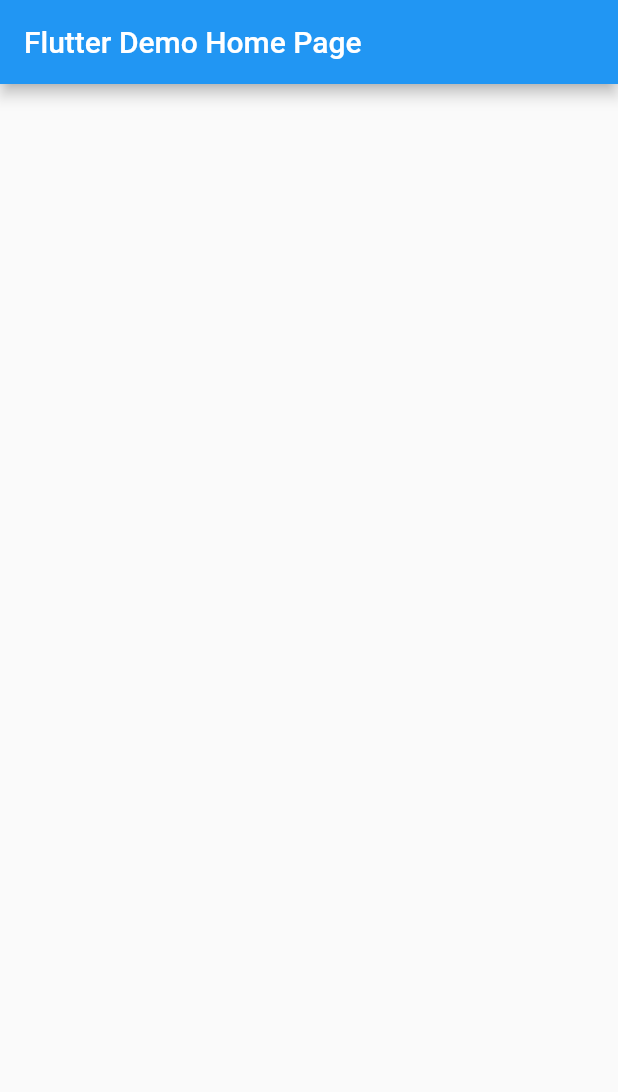
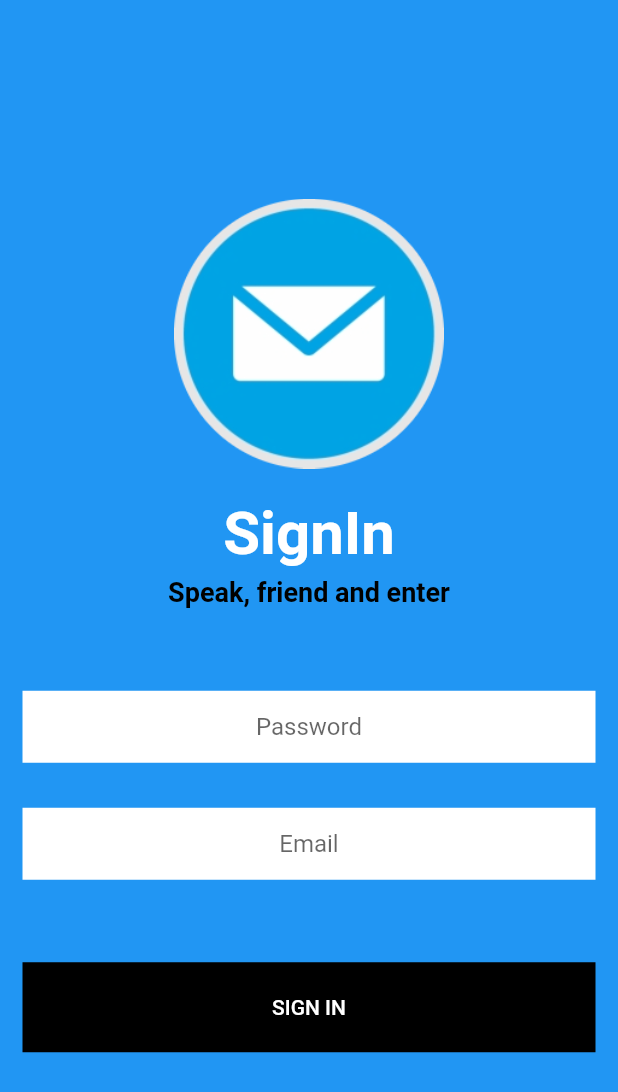
Before and after one commit to TripleT511/btnhom_tuan05, a Flutter app: the screen it shows after launch, on a phone screen of 412 x 824 dp. Shown: the top 1092 px of the screen. Run offline on Flutter 3.47's test engine with Material 2 defaults, Android fonts, the light colour scheme and no system bars.

Commit message:
Update login page

```diff
--- a/lib/main.dart
+++ b/lib/main.dart
@@ -15,31 +15,103 @@
       theme: ThemeData(
         primarySwatch: Colors.blue,
       ),
-      home: const MyHomePage(title: 'Flutter Demo Home Page'),
+      home: const LoginPage(),
     );
   }
 }
 
-class MyHomePage extends StatefulWidget {
-  const MyHomePage({Key? key, required this.title}) : super(key: key);
-
-  final String title;
+class LoginPage extends StatefulWidget {
+  const LoginPage({Key? key}) : super(key: key);
 
   @override
-  State<MyHomePage> createState() => _MyHomePageState();
+  State<LoginPage> createState() => _LoginPagePageState();
 }
 
-class _MyHomePageState extends State<MyHomePage> {
+class _LoginPagePageState extends State<LoginPage> {
   @override
   Widget build(BuildContext context) {
+    Widget _btnLogin = Container(
+      margin: const EdgeInsets.fromLTRB(15.0, 40.0, 15.0, 0),
+      child: TextButton(
+        onPressed: () {},
+        style: TextButton.styleFrom(
+            backgroundColor: Colors.black,
+            padding: const EdgeInsets.all(10.0),
+            minimumSize: const Size(500, 60),
+            shape: const RoundedRectangleBorder(
+                borderRadius: BorderRadius.all(Radius.zero))),
+        child: const Text(
+          "SIGN IN",
+          style: TextStyle(color: Colors.white),
+        ),
+      ),
+    );
+    Widget _logo = Container(
+      padding: const EdgeInsets.only(top: 10.0, bottom: 10.0),
+      child: Image.asset(
+        'images/1.png',
+        width: 180,
+        height: 180,
+        fit: BoxFit.cover,
+      ),
+    );
+    Widget _title = Container(
+      padding: const EdgeInsets.only(top: 10.0, bottom: 5.0),
+      child: const Text(
+        'SignIn',
+        style: TextStyle(
+          color: Colors.white,
+          fontWeight: FontWeight.bold,
+          fontSize: 40.0,
+        ),
+      ),
+    );
+    Widget _title2 = Container(
+      margin: const EdgeInsets.only(bottom: 40),
+      child: const Text(
+        'Speak, friend and enter',
+        style: TextStyle(
+          color: Colors.black,
+          fontWeight: FontWeight.bold,
+          fontSize: 18.0,
+        ),
+      ),
+    );
+    Widget _inputSection = Column(
+      mainAxisAlignment: MainAxisAlignment.center,
+      children: [
+        Container(
+          padding: const EdgeInsets.all(15.0),
+          child: const TextField(
+            textAlign: TextAlign.center,
+            decoration: InputDecoration(
+              filled: true,
+              fillColor: Colors.white,
+              border: InputBorder.none,
+              hintText: 'Password',
+            ),
+          ),
+        ),
+        Container(
+          padding: const EdgeInsets.all(15.0),
+          child: const TextField(
+            textAlign: TextAlign.center,
+            decoration: InputDecoration(
+              filled: true,
+              fillColor: Colors.white,
+              border: InputBorder.none,
+              hintText: 'Email',
+            ),
+          ),
+        ),
+      ],
+    );
     return Scaffold(
-      appBar: AppBar(
-        title: Text(widget.title),
-      ),
+      backgroundColor: Colors.blue.shade500,
       body: Center(
         child: Column(
           mainAxisAlignment: MainAxisAlignment.center,
-          children: <Widget>[],
+          children: <Widget>[_logo, _title, _title2, _inputSection, _btnLogin],
         ),
       ),
       // This trailing comma makes auto-formatting nicer for build methods.
```
Also changed, not shown: pubspec.yaml (+3 -5 lines), images/1.png (added).
